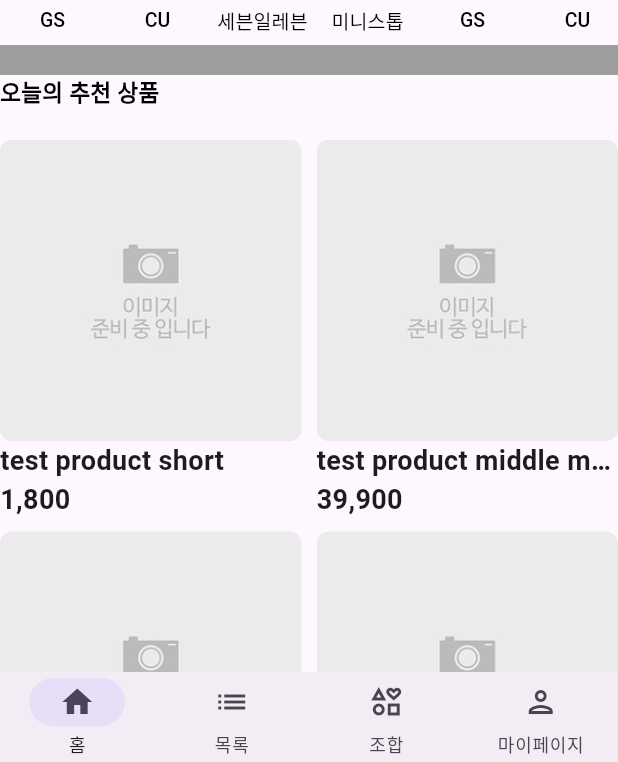
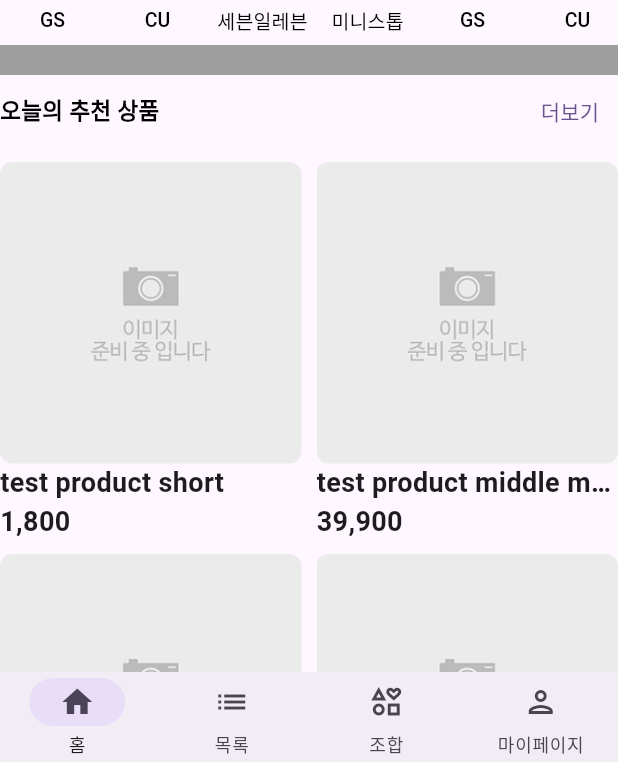
Before and after one commit to JeongmoRyu/pyunsik_cvs, a Flutter app: the screen it shows after launch, on a phone screen of 412 x 824 dp, the part 474-1236 px from its top. Run offline on Flutter 3.47's test engine with Material 2 defaults, Android fonts, the phone set to English and light mode, and no system bars; drawn by our look-alikes of carousel_slider; our stand-ins replace extended_image, font_awesome_flutter, go_router.

Commit message:
FEAT: HorizontalList 수정

```diff
--- a/frontend/lib/atom/product_card.dart
+++ b/frontend/lib/atom/product_card.dart
@@ -15,7 +15,7 @@ class ProductCard extends StatelessWidget {
 
     return SizedBox(
       height: 50,
-      width: double.infinity,
+      width: 200,
       // child: Container(
       //   color: Colors.pink,
       // ),
--- a/frontend/lib/molecules/ranking.dart
+++ b/frontend/lib/molecules/ranking.dart
@@ -14,7 +14,7 @@ class Rank extends StatelessWidget {
       crossAxisAlignment: CrossAxisAlignment.start,
       children: [
         TextTitle(title: '인기 상품',),
-        SizedBox(height: 20),
+        SizedBox(height: 10),
         GridView.count(
           // Create a grid with 2 columns. If you change the scrollDirection to
           // horizontal, this produces 2 rows.
--- a/frontend/lib/molecules/vertical_more_list.dart
+++ b/frontend/lib/molecules/vertical_more_list.dart
@@ -18,8 +18,19 @@ class VerticalMoreList extends StatelessWidget {
   Widget build(BuildContext context) {
     return Column(
       children: [
-        TextTitle(title: title),
-        SizedBox(height: 20),
+        Row(
+          mainAxisAlignment: MainAxisAlignment.spaceBetween,
+          children: [
+            Flexible(child: TextTitle(title: title)),
+            Flexible(
+              child: TextButton(onPressed: () {}, child: Text(
+                '더보기',
+                textAlign: TextAlign.right,
+              )),
+            )
+          ],
+        ),
+        SizedBox(height: 10),
         GridView.count(
           shrinkWrap: true,
           mainAxisSpacing: 10,
--- a/frontend/lib/pages/home_page.dart
+++ b/frontend/lib/pages/home_page.dart
@@ -5,6 +5,7 @@ import 'package:frontend/molecules/commercial_carousel.dart';
 import 'package:frontend/molecules/vertical_more_list.dart';
 
 import '../molecules/ColoredSpacer.dart';
+import '../molecules/horizontal_list.dart';
 import '../molecules/top_bar_main.dart';
 import '../product.dart';
 
@@ -19,6 +20,10 @@ class HomePage extends StatelessWidget {
       new Product(2, 'test product middle middle', '', 39900),
       new Product(3, 'test product long long long long long long long', '', 1498000),
       new Product(4, 'test product short', '', 1800),
+      new Product(5, 'test product short', '', 1800),
+      new Product(6, 'test product short', '', 1800),
+      new Product(7, 'test product short', '', 1800),
+      new Product(8, 'test product short', '', 1800),
     ];
     return Scaffold(
       appBar: TopBarMain(appBar: AppBar(),),
@@ -30,10 +35,9 @@ class HomePage extends StatelessWidget {
           ColoredSpacer(),
           VerticalMoreList(title: '오늘의 추천 상품', productList: testList,),
           ColoredSpacer(),
-          Container(
-            width: 400,
-            child: Rank(),
-          ),
+          Rank(),
+          ColoredSpacer(),
+          HorizontalList(title: '오늘의 추천 상품', productList: testList,),
           // 간격 추가
           SizedBox(height: 20),
         ],
--- a/frontend/lib/pages/product_list_page.dart
+++ b/frontend/lib/pages/product_list_page.dart
@@ -21,7 +21,7 @@
           SizedBox(height: 10), // 간격 추가
           Container(
             height: 250, // 원하는 높이로 설정
-            child: SideScrollEffect(),
+            // child: HorizontalList(),
           ),
           SizedBox(height: 10), // 간격 추가
           Container(
--- a/frontend/lib/pages/side_scroll_page.dart
+++ b/frontend/lib/pages/side_scroll_page.dart
@@ -10,7 +10,7 @@ class SideScrollPage extends StatelessWidget {
         appBar: CustomAppBar(),// AppBar에 표시할 제목
         body: Container(
           height: 250, // 원하는 높이로 설정
-          child: SideScrollEffect(),
+          // child: HorizontalList(),
         ),
       ),
     );
```
Also changed, not shown: frontend/lib/molecules/horizontal_list.dart (+30 -12 lines).
